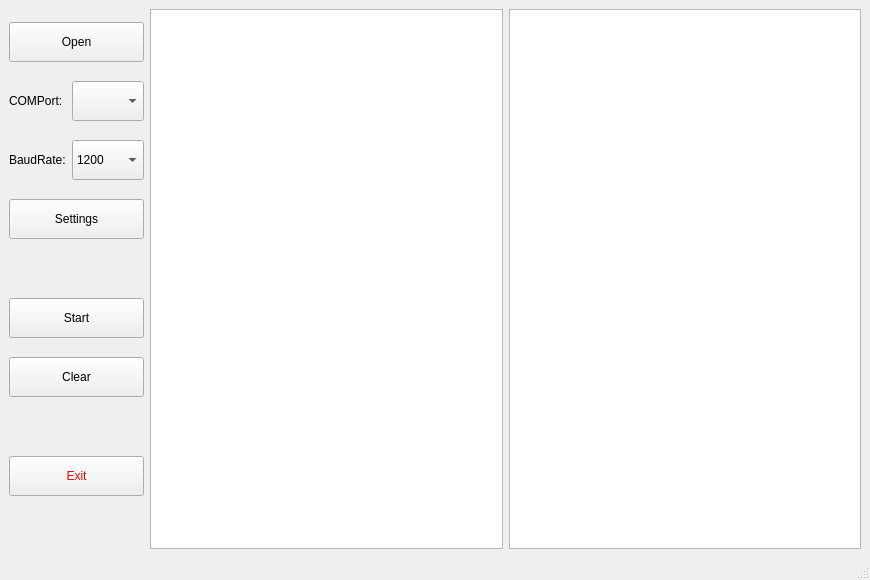
Qt form mainwindow.ui (Mubshr07/CustomSerialPortMonitorCommunication) before a commit.
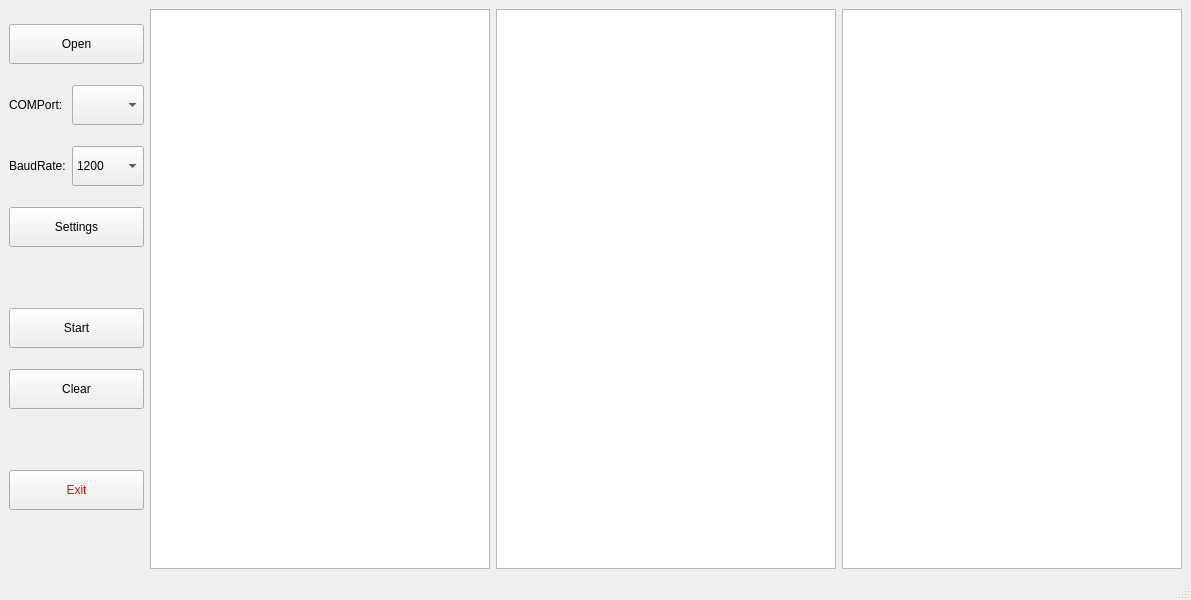
The same form after that commit.

Commit message: Adding TableView in mainWindow for adding pre-define packets.

```diff
--- a/mainwindow.ui
+++ b/mainwindow.ui
@@ -6,8 +6,8 @@
    <rect>
     <x>0</x>
     <y>0</y>
-    <width>870</width>
-    <height>580</height>
+    <width>1191</width>
+    <height>600</height>
    </rect>
   </property>
   <property name="windowTitle">
@@ -225,6 +225,9 @@
       </item>
      </layout>
     </item>
+    <item>
+     <widget class="QTableView" name="tableView"/>
+    </item>
     <item>
      <widget class="QTextBrowser" name="textBrowser">
       <property name="font">
```
